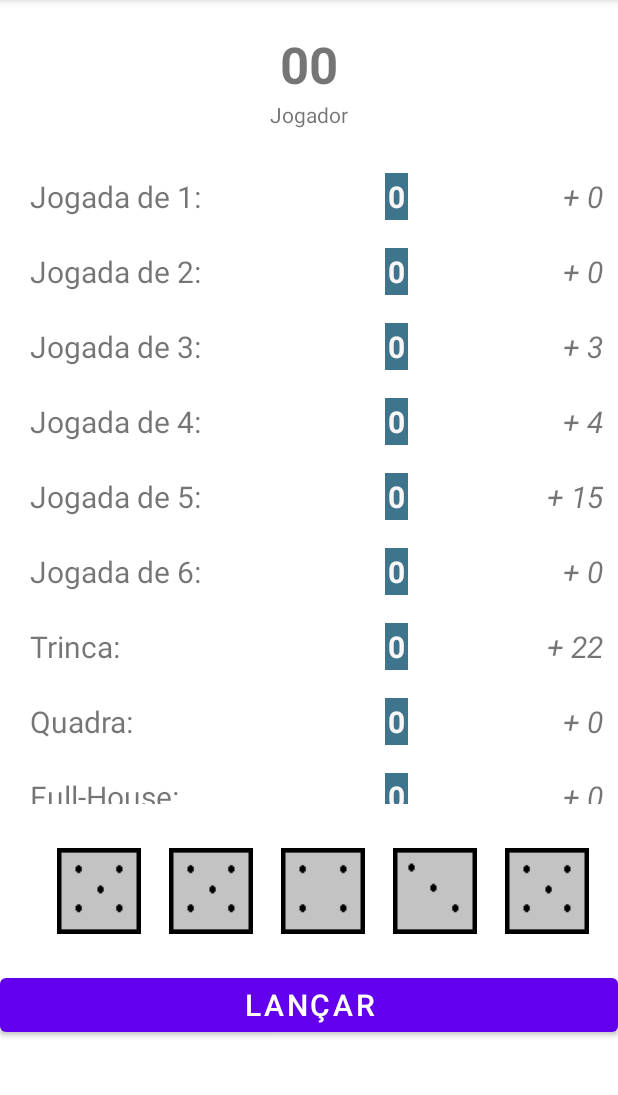
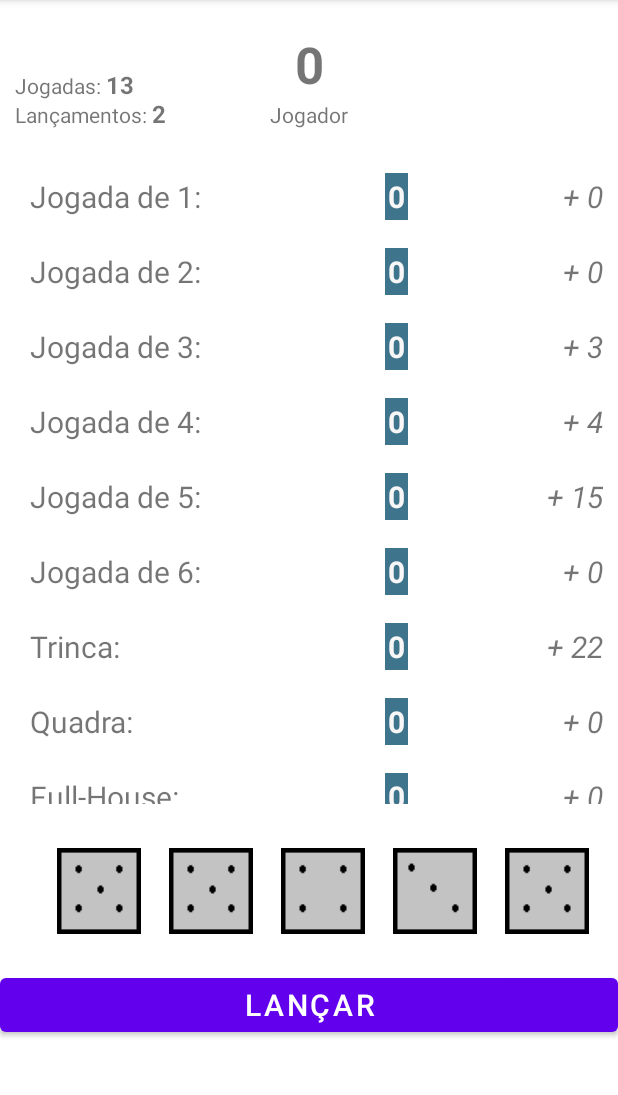
Before and after one commit to dduartevla/Yahtzee, an Android app: the screen it shows after launch (MainActivity), after a tap on "LANÇAR", on a phone screen of 412 x 824 dp, the part 84-1179 px from its top. Run offline under Robolectric (Android 15) with nearby library versions, the phone set to English and light mode, and no system bars.

Commit message:
Mostra quantas jogadas e lançamentos o jogador ainda tem.
Arrumando a classe JogadasRepositorio para guardar estado da partida.

```diff
--- a/app/src/main/java/ufjf/dcc/debora/yahtzee/CalculaJogadas.java
+++ b/app/src/main/java/ufjf/dcc/debora/yahtzee/CalculaJogadas.java
@@ -10,7 +10,7 @@ public class CalculaJogadas {
     int[] dados = new int[5];
 
     public CalculaJogadas(List<Dado> Ldados){
-        for (int i=0; i<Ldados.size();i++){
+        for (int i=0; i<dados.length;i++){
             this.dados[i] = Ldados.get(i).valor;
         }
 
--- a/app/src/main/java/ufjf/dcc/debora/yahtzee/JogadasRepositorio.java
+++ b/app/src/main/java/ufjf/dcc/debora/yahtzee/JogadasRepositorio.java
@@ -24,12 +24,17 @@ public class JogadasRepositorio {
     private final String GENERAL_KEY = "GENERAL_KEY";
     private final String PONTOS_KEY = "PONTOS_KEY";
     private final String NOME_JOGADOR_KEY = "NOME_JOGADOR_KEY";
+    private final String JOGADAS_RESTANTES_KEY = "JOGADAS_RESTANTES_KEY";
+    private final String LANCAMENTOS_RESTANTES_KEY = "LANCAMENTOS_RESTANTES_KEY";
 
 
     //esquece vou ter que fazer uma por uma
     public JogadasRepositorio(Context context){
         this.context = context;
         preferences = context.getSharedPreferences(PREFERENCES_NAME, Context.MODE_PRIVATE);
+
+        setJogadasRestantes(13);
+        setLancamentosRestantes(3);
     }
 
     // gets
@@ -86,9 +91,49 @@ public class JogadasRepositorio {
 
     public String getNome() {return preferences.getString(NOME_JOGADOR_KEY, " ");}
 
+    public Integer getJogadasRestantes() {return preferences.getInt(JOGADAS_RESTANTES_KEY,0);}
+
+    public Integer getLancamentosRestantes() {return preferences.getInt(LANCAMENTOS_RESTANTES_KEY,0);}
+
 
 
     //Sets
+
+    public  void setJogadasRestantes(int jogadasRestantes){
+        SharedPreferences.Editor editor = preferences.edit();
+        editor.putInt(JOGADAS_RESTANTES_KEY,jogadasRestantes);
+        editor.apply();
+    }
+
+    public void setLancamentosRestantes(int lancamentosRestantes){
+        SharedPreferences.Editor editor = preferences.edit();
+        editor.putInt(LANCAMENTOS_RESTANTES_KEY,lancamentosRestantes);
+        editor.apply();
+    }
+
+    public void incJogadasRestantes(){
+        SharedPreferences.Editor editor = preferences.edit();
+        editor.putInt(JOGADAS_RESTANTES_KEY,getJogadasRestantes()+1);
+        editor.apply();
+    }
+
+    public void decJogadasRestantes(){
+        SharedPreferences.Editor editor = preferences.edit();
+        editor.putInt(JOGADAS_RESTANTES_KEY,getJogadasRestantes()-1);
+        editor.apply();
+    }
+
+    public void incLancamentosRestantes(){
+        SharedPreferences.Editor editor = preferences.edit();
+        editor.putInt(LANCAMENTOS_RESTANTES_KEY,getLancamentosRestantes()+1);
+        editor.apply();
+    }
+
+    public void decLancamentosRestantes(){
+        SharedPreferences.Editor editor = preferences.edit();
+        editor.putInt(LANCAMENTOS_RESTANTES_KEY,getLancamentosRestantes()-1);
+        editor.apply();
+    }
 
     public void setNome(String nome){
         SharedPreferences.Editor editor = preferences.edit();
--- a/app/src/main/java/ufjf/dcc/debora/yahtzee/MainActivity.java
+++ b/app/src/main/java/ufjf/dcc/debora/yahtzee/MainActivity.java
@@ -17,6 +17,9 @@ import java.util.Random;
 public class MainActivity extends AppCompatActivity {
 
     private TextView textViewPontos;
+    private TextView textViewJogadasRestantes;
+    private TextView textViewLancamentosRestantes;
+
 
     private RecyclerView recyclerViewJogadas;
     private RecyclerView recyclerViewDados;
@@ -47,7 +50,8 @@ public class MainActivity extends AppCompatActivity {
     int sequenciaBaixa;
     int general;
 
-    int contadorLancamentos = 0;
+    int contadorLancamentos = 3;
+    int contadorJogadas = 13;
 
 
     @SuppressLint("WrongViewCast")
@@ -57,6 +61,8 @@ public class MainActivity extends AppCompatActivity {
         setContentView(R.layout.activity_main);
 
         textViewPontos = findViewById(R.id.textViewPontosMain);
+        textViewJogadasRestantes = findViewById(R.id.textViewJogadas);
+        textViewLancamentosRestantes = findViewById(R.id.textViewLancamentos);
 
         viewClicked = new boolean[13];
         iniciaViewClicked();
@@ -64,10 +70,14 @@ public class MainActivity extends AppCompatActivity {
         buttonLancar = findViewById(R.id.buttonLancar);
 
         repo = new JogadasRepositorio(getApplicationContext());
+
+        textViewPontos.setText(repo.getPontos().toString());
+        textViewJogadasRestantes.setText(repo.getJogadasRestantes().toString());
+        textViewLancamentosRestantes.setText(repo.getLancamentosRestantes().toString());
+
         criaJogadas();
         dados = new ArrayList<Dado>();
         iniciaDados();
-        //System.out.println(dados.size());
 
         recyclerViewJogadas = findViewById(R.id.recyclerViewJogadas);
         recyclerViewDados = findViewById(R.id.recyclerViewDados);
@@ -110,7 +120,17 @@ public class MainActivity extends AppCompatActivity {
             @Override
             public void onJogadaClick(View view, int position) {
 
-                contadorLancamentos = 0;
+                repo.setLancamentosRestantes(3);
+                repo.decJogadasRestantes();
+
+                textViewJogadasRestantes.setText(repo.getJogadasRestantes().toString());
+
+                iniciaDados(); //reinicia os dados, mas não muda as imagens
+                destravaDados(); //destrava os dados travados
+
+                //reinicia o recylerView dos dados
+                dadosAdapter = new DadosAdapter(dados,listenerDados);
+                recyclerViewDados.setAdapter(dadosAdapter);
 
                 if (viewClicked[position] == true){ // impede mais de um clicque na mesma jogada
                     //lançar mensagem para usuário aqui
@@ -224,6 +244,12 @@ public class MainActivity extends AppCompatActivity {
         }
     }
 
+    private void destravaDados(){
+        for (int i=0; i<dados.size(); i++){
+            dados.get(i).travado = false;
+        }
+    }
+
     private void iniciaDados(){
 
         for (int i=0; i<5;i++){
@@ -264,8 +290,9 @@ public class MainActivity extends AppCompatActivity {
             jogadaAdapter.setClickable(true);
         }
 
-        if (contadorLancamentos <3) {
-            contadorLancamentos++;
+        if (repo.getLancamentosRestantes() > 0) {
+            repo.decLancamentosRestantes();
+            textViewLancamentosRestantes.setText(repo.getLancamentosRestantes().toString());
 
             //lança os dados
             Random rand = new Random();
--- a/app/src/main/res/layout/activity_main.xml
+++ b/app/src/main/res/layout/activity_main.xml
@@ -53,6 +53,26 @@
         app:layout_constraintTop_toTopOf="parent" />
 
     <TextView
+        android:id="@+id/textViewLancamentos"
+        android:layout_width="wrap_content"
+        android:layout_height="wrap_content"
+        android:text="00"
+        android:textSize="16sp"
+        android:textStyle="bold"
+        app:layout_constraintBaseline_toBaselineOf="@+id/textViewJogador"
+        app:layout_constraintStart_toEndOf="@+id/textViewLancamentosRestantes" />
+
+    <TextView
+        android:id="@+id/textViewJogadas"
+        android:layout_width="wrap_content"
+        android:layout_height="wrap_content"
+        android:text="00"
+        android:textSize="16sp"
+        android:textStyle="bold"
+        app:layout_constraintBaseline_toBaselineOf="@+id/textViewJogadasRestantes"
+        app:layout_constraintStart_toEndOf="@+id/textViewJogadasRestantes" />
+
+    <TextView
         android:id="@+id/textViewJogador"
         android:layout_width="wrap_content"
         android:layout_height="wrap_content"
@@ -62,4 +82,22 @@
         app:layout_constraintStart_toStartOf="parent"
         app:layout_constraintTop_toBottomOf="@+id/textViewPontosMain" />
 
+    <TextView
+        android:id="@+id/textViewLancamentosRestantes"
+        android:layout_width="wrap_content"
+        android:layout_height="wrap_content"
+        android:layout_marginStart="10dp"
+        android:text="Lançamentos: "
+        app:layout_constraintBaseline_toBaselineOf="@+id/textViewLancamentos"
+        app:layout_constraintStart_toStartOf="parent" />
+
+    <TextView
+        android:id="@+id/textViewJogadasRestantes"
+        android:layout_width="wrap_content"
+        android:layout_height="wrap_content"
+        android:layout_marginStart="10dp"
+        android:text="Jogadas: "
+        app:layout_constraintBottom_toTopOf="@+id/textViewLancamentosRestantes"
+        app:layout_constraintStart_toStartOf="parent" />
+
 </androidx.constraintlayout.widget.ConstraintLayout>
```
